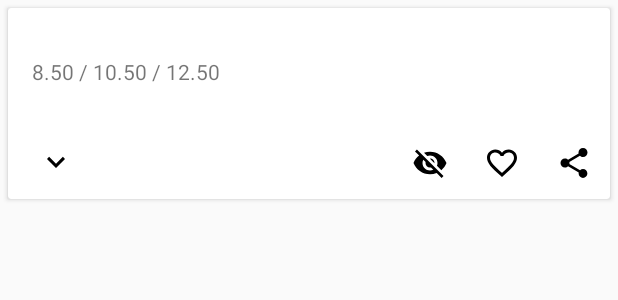
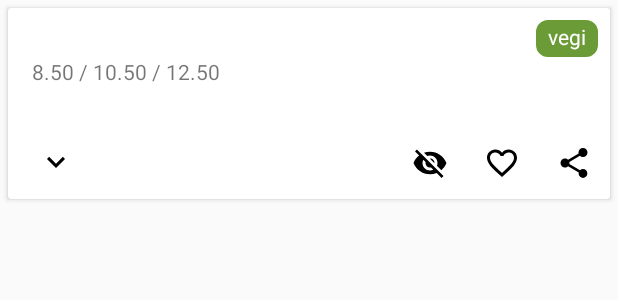
Before and after one commit to renezurbruegg/zhmensa, an Android app: the layout menu_card.xml on its own in the app's theme, with its tools: preview values and no code run, on a phone screen of 412 x 824 dp. Shown: the top 300 px of the screen. Run offline under Robolectric (Android 15) with nearby library versions, the phone set to English and light mode, and no system bars.

Commit message:
Added vegi label and custom tab layout to show weekday date

```diff
--- a/app/src/main/java/com/mensa/zhmensa/component/MenuViewHolder.java
+++ b/app/src/main/java/com/mensa/zhmensa/component/MenuViewHolder.java
@@ -48,7 +48,8 @@ class MenuViewHolder extends RecyclerView.ViewHolder {
         final LinearLayout showMoreLayout = viewHolder.itemView.findViewById(R.id.showmore_layout);
         final ImageButton showMoreBtn = viewHolder.itemView.findViewById(R.id.showmore_button);
         final ImageButton hideMenuBtn = viewHolder.itemView.findViewById(R.id.hide_button);
-
+        final TextView vegiView =  viewHolder.itemView.findViewById(R.id.vegi_badge);
+        vegiView.setVisibility(menu.isVegi() ? View.VISIBLE : View.INVISIBLE);
 
         if(Helper.firstNonNull(menu.getMeta(),"").equals(DUMMY)) {
             ((TextView) viewHolder.itemView.findViewById(R.id.price_text)).setGravity(View.TEXT_ALIGNMENT_CENTER);
--- a/app/src/main/java/com/mensa/zhmensa/models/FavoriteMenu.java
+++ b/app/src/main/java/com/mensa/zhmensa/models/FavoriteMenu.java
@@ -18,6 +18,11 @@ public class FavoriteMenu extends Menu {
         super(menu.getId(), menu.getName(), menu.getDescription(), menu.getPrices(), "", menu.getMeta());
         this.menu = menu;
         this.mensaName = mensaName;
+    }
+
+    @Override
+    public boolean isVegi() {
+        return menu.isVegi();
     }
 
     @Nullable
--- a/app/src/main/java/com/mensa/zhmensa/models/IMenu.java
+++ b/app/src/main/java/com/mensa/zhmensa/models/IMenu.java
@@ -22,6 +22,8 @@ public interface IMenu extends Comparable<IMenu> {
     @NonNull
     String getId();
 
+    boolean isVegi();
+
     @Nullable
     String getAllergene(Context ctx);
 
--- a/app/src/main/java/com/mensa/zhmensa/models/UzhMenu.java
+++ b/app/src/main/java/com/mensa/zhmensa/models/UzhMenu.java
@@ -9,16 +9,12 @@ import com.mensa.zhmensa.R;
 import com.mensa.zhmensa.services.Helper;
 import com.mensa.zhmensa.services.MensaManager;
 
-import java.util.HashSet;
 import java.util.LinkedHashSet;
 import java.util.Set;
 
 public class UzhMenu extends Menu {
 
     private final Set<NutritionInfo> facts = new LinkedHashSet<>();
-    public UzhMenu(@Nullable String id, @Nullable String name, @Nullable String description, @Nullable String prices, @Nullable String allergene, @Nullable String meta) {
-        super(id, name, description, prices, allergene, meta);
-    }
 
     public UzhMenu(String id, String name, String description, String prices, String allergene) {
         super(id, name, description, prices, allergene);
--- /dev/null
+++ b/app/src/main/res/drawable/rounded_corner_vegi.xml
@@ -0,0 +1,16 @@
+<?xml version="1.0" encoding="utf-8"?>
+<shape xmlns:android="http://schemas.android.com/apk/res/android" >
+    <stroke
+        android:width="1dp"
+        android:color="@color/badge_border_color_vegi" />
+
+    <solid android:color="@color/badge_fill_color_vegi" />
+
+    <padding
+        android:left="1dp"
+        android:right="1dp"
+        android:bottom="1dp"
+        android:top="1dp" />
+
+    <corners android:radius="7dp" />
+</shape>
--- a/app/src/main/res/layout/menu_card.xml
+++ b/app/src/main/res/layout/menu_card.xml
@@ -1,5 +1,6 @@
 <?xml version="1.0" encoding="utf-8"?>
 <LinearLayout xmlns:android="http://schemas.android.com/apk/res/android"
+    xmlns:tools="http://schemas.android.com/tools"
     android:orientation="vertical"
     android:layout_width="match_parent"
     android:layout_height="wrap_content"
@@ -19,7 +20,7 @@
         android:layout_marginRight="@dimen/mtrl_card_spacing">
 
 
-        <androidx.constraintlayout.widget.ConstraintLayout xmlns:app="http://schemas.android.com/apk/res-auto"
+        <androidx.constraintlayout.widget.ConstraintLayout
             android:layout_width="match_parent"
             android:layout_height="wrap_content">
 
@@ -32,11 +33,34 @@
                 android:layout_marginEnd="16dp"
                 android:textAppearance="@style/TextAppearance.MaterialComponents.Headline6"
                 android:textColor="@color/colorPrimaryTextDefaultMaterialLight"
-                app:layout_constraintBottom_toTopOf="@+id/price_text"
-                app:layout_constraintEnd_toEndOf="parent"
-                app:layout_constraintStart_toStartOf="parent"
-                app:layout_constraintTop_toTopOf="parent"
-                app:layout_constraintVertical_chainStyle="packed" />
+                card_view:layout_constraintBottom_toTopOf="@+id/price_text"
+                card_view:layout_constraintEnd_toEndOf="@+id/vegi_badge"
+                card_view:layout_constraintStart_toStartOf="parent"
+                card_view:layout_constraintTop_toTopOf="parent"
+                card_view:layout_constraintVertical_chainStyle="packed" />
+
+
+            <TextView
+                android:id="@+id/vegi_badge"
+                android:layout_width="wrap_content"
+                android:layout_height="wrap_content"
+
+                android:paddingTop="1dp"
+                android:paddingBottom="4dp"
+                android:layout_marginTop="8dp"
+                android:layout_marginEnd="8dp"
+
+                android:background="@drawable/rounded_corner_vegi"
+                android:paddingLeft="8dp"
+                android:paddingRight="8dp"
+                android:text="vegi"
+                android:textColor="#FFF"
+                card_view:layout_constraintEnd_toEndOf="parent"
+                card_view:layout_constraintTop_toTopOf="parent"
+
+
+                />
+
 
             <TextView
                 android:id="@+id/price_text"
@@ -47,10 +71,10 @@
                 android:text="8.50 / 10.50 / 12.50"
                 android:textAppearance="@style/TextAppearance.AppCompat.Body1"
                 android:textColor="@color/colorSecondaryTextDefaultMaterialLight"
-                app:layout_constraintBottom_toTopOf="@+id/card_content"
-                app:layout_constraintEnd_toEndOf="parent"
-                app:layout_constraintStart_toStartOf="parent"
-                app:layout_constraintTop_toBottomOf="@+id/card_title" />
+                card_view:layout_constraintBottom_toTopOf="@+id/card_content"
+                card_view:layout_constraintEnd_toEndOf="parent"
+                card_view:layout_constraintStart_toStartOf="parent"
+                card_view:layout_constraintTop_toBottomOf="@+id/card_title" />
 
             <TextView
                 android:id="@+id/card_content"
@@ -62,12 +86,12 @@
                 android:lineSpacingExtra="4dp"
                 android:textAppearance="@style/TextAppearance.AppCompat.Body1"
                 android:textColor="@color/colorPrimaryTextDefaultMaterialLight"
-                app:layout_constraintBottom_toBottomOf="parent"
-                app:layout_constraintBottom_toTopOf="@+id/showmore_layout"
-                app:layout_constraintEnd_toEndOf="parent"
-                app:layout_constraintStart_toStartOf="parent"
-                app:layout_constraintTop_toBottomOf="@+id/price_text"
-                app:layout_constraintVertical_chainStyle="packed" />
+                card_view:layout_constraintBottom_toBottomOf="parent"
+                card_view:layout_constraintBottom_toTopOf="@+id/showmore_layout"
+                card_view:layout_constraintEnd_toEndOf="parent"
+                card_view:layout_constraintStart_toStartOf="parent"
+                card_view:layout_constraintTop_toBottomOf="@+id/price_text"
+                card_view:layout_constraintVertical_chainStyle="packed" />
 
             <LinearLayout
                 android:id="@+id/showmore_layout"
@@ -80,12 +104,12 @@
                 android:layout_marginEnd="16dp"
                 android:lineSpacingExtra="4dp"
                 android:textColor="@color/colorPrimaryTextDefaultMaterialLight"
-                app:layout_constraintBottom_toBottomOf="parent"
-                app:layout_constraintBottom_toTopOf="@+id/share_button"
-                app:layout_constraintEnd_toEndOf="parent"
-                app:layout_constraintStart_toStartOf="parent"
-                app:layout_constraintTop_toBottomOf="@+id/card_content"
-                app:layout_constraintVertical_chainStyle="packed"
+                card_view:layout_constraintBottom_toBottomOf="parent"
+                card_view:layout_constraintBottom_toTopOf="@+id/share_button"
+                card_view:layout_constraintEnd_toEndOf="parent"
+                card_view:layout_constraintStart_toStartOf="parent"
+                card_view:layout_constraintTop_toBottomOf="@+id/card_content"
+                card_view:layout_constraintVertical_chainStyle="packed"
                 >
                 <TextView
                     android:layout_width="match_parent"
@@ -114,9 +138,9 @@
                 android:layout_marginStart="8dp"
                 android:background="?attr/selectableItemBackgroundBorderless"
                 android:padding="12dp"
-                app:layout_constraintStart_toStartOf="parent"
-                app:layout_constraintTop_toTopOf="@+id/hide_button"
-                app:srcCompat="@drawable/ic_keyboard_arrow_down_black_24dp" />
+                card_view:layout_constraintStart_toStartOf="parent"
+                card_view:layout_constraintTop_toTopOf="@+id/hide_button"
+                card_view:srcCompat="@drawable/ic_keyboard_arrow_down_black_24dp" />
 
             <ImageButton
                 android:id="@+id/hide_button"
@@ -125,9 +149,9 @@
                 android:background="?attr/selectableItemBackgroundBorderless"
                 android:padding="12dp"
 
-                app:layout_constraintEnd_toStartOf="@+id/bookmark_button"
-                app:layout_constraintTop_toTopOf="@+id/bookmark_button"
-                app:srcCompat="@drawable/ic_visibility_off_black_24dp" />
+                card_view:layout_constraintEnd_toStartOf="@+id/bookmark_button"
+                card_view:layout_constraintTop_toTopOf="@+id/bookmark_button"
+                card_view:srcCompat="@drawable/ic_visibility_off_black_24dp" />
 
             <ImageButton
                 android:id="@+id/bookmark_button"
@@ -135,9 +159,9 @@
                 android:layout_height="wrap_content"
                 android:background="?attr/selectableItemBackgroundBorderless"
                 android:padding="12dp"
-                app:layout_constraintEnd_toStartOf="@+id/share_button"
-                app:layout_constraintTop_toTopOf="@+id/share_button"
-                app:srcCompat="@drawable/ic_favorite_border_black_24dp" />
+                card_view:layout_constraintEnd_toStartOf="@+id/share_button"
+                card_view:layout_constraintTop_toTopOf="@+id/share_button"
+                card_view:srcCompat="@drawable/ic_favorite_border_black_24dp" />
 
             <ImageButton
                 android:id="@+id/share_button"
@@ -147,11 +171,10 @@
                 android:background="?attr/selectableItemBackgroundBorderless"
                 android:padding="12dp"
 
-                app:layout_constraintBottom_toBottomOf="parent"
-                app:layout_constraintEnd_toEndOf="parent"
-                app:layout_constraintTop_toBottomOf="@+id/card_content"
-                app:srcCompat="@drawable/ic_share_black_24dp" />
-
+                card_view:layout_constraintBottom_toBottomOf="parent"
+                card_view:layout_constraintEnd_toEndOf="parent"
+                card_view:layout_constraintTop_toBottomOf="@+id/card_content"
+                card_view:srcCompat="@drawable/ic_share_black_24dp" />
 
         </androidx.constraintlayout.widget.ConstraintLayout>
         <!--
--- a/app/src/main/res/values/colors.xml
+++ b/app/src/main/res/values/colors.xml
@@ -12,4 +12,7 @@
     <color name="colorSecondaryTextDefaultMaterialDark">#B3FFFFFF</color>
     <color name="badge_border_color">#c2185b</color>
     <color name="badge_fill_color">#c2185b</color>
+
+    <color name="badge_border_color_vegi">#6b9b37</color>
+    <color name="badge_fill_color_vegi">#6b9b37</color>
 </resources>
```
Also changed, not shown: app/src/main/java/com/mensa/zhmensa/component/MensaOverviewFragment.java (+40 -1 lines), app/src/main/java/com/mensa/zhmensa/models/EthMensaCategory.java (+36 -10 lines), app/src/main/java/com/mensa/zhmensa/models/Mensa.java (+11 -0 lines), app/src/main/java/com/mensa/zhmensa/models/Menu.java (+14 -0 lines), app/src/main/java/com/mensa/zhmensa/models/UzhMensaCategory.java (+8 -0 lines), app/src/main/java/com/mensa/zhmensa/services/Helper.java (+6 -1 lines), app/src/main/res/layout/custom_weekday_tab.xml (added, +22 -0 lines).
